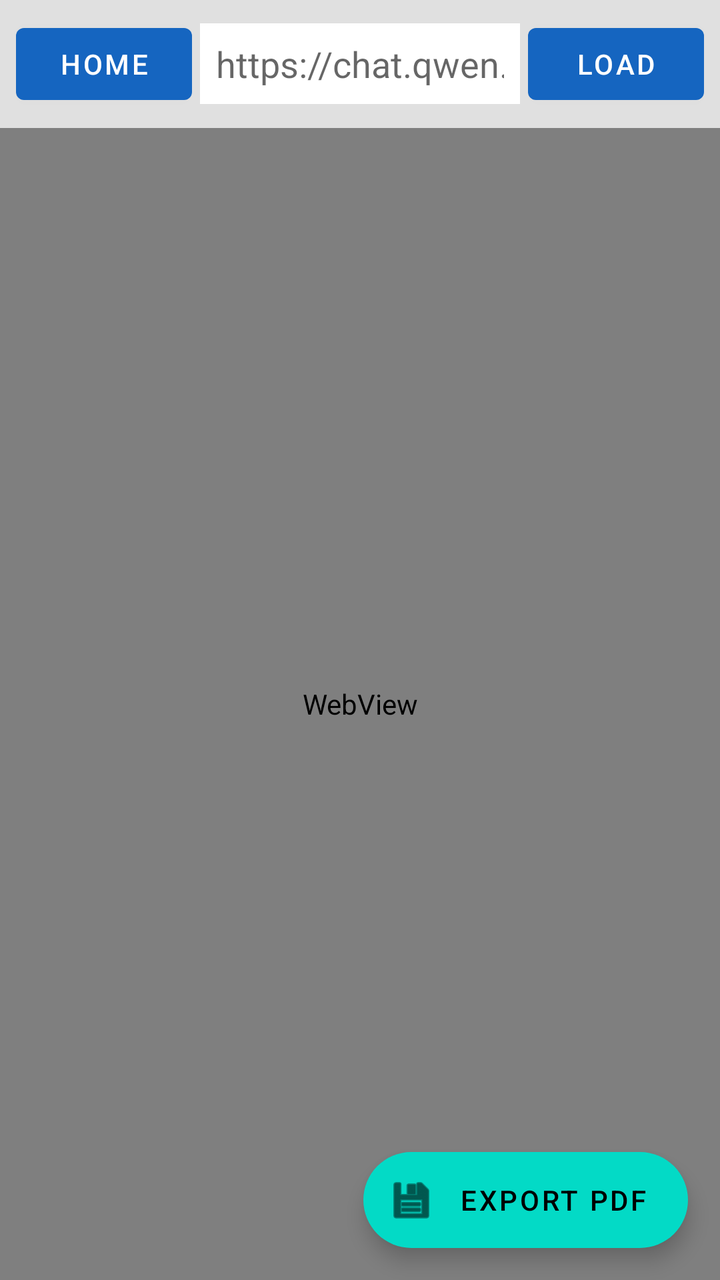
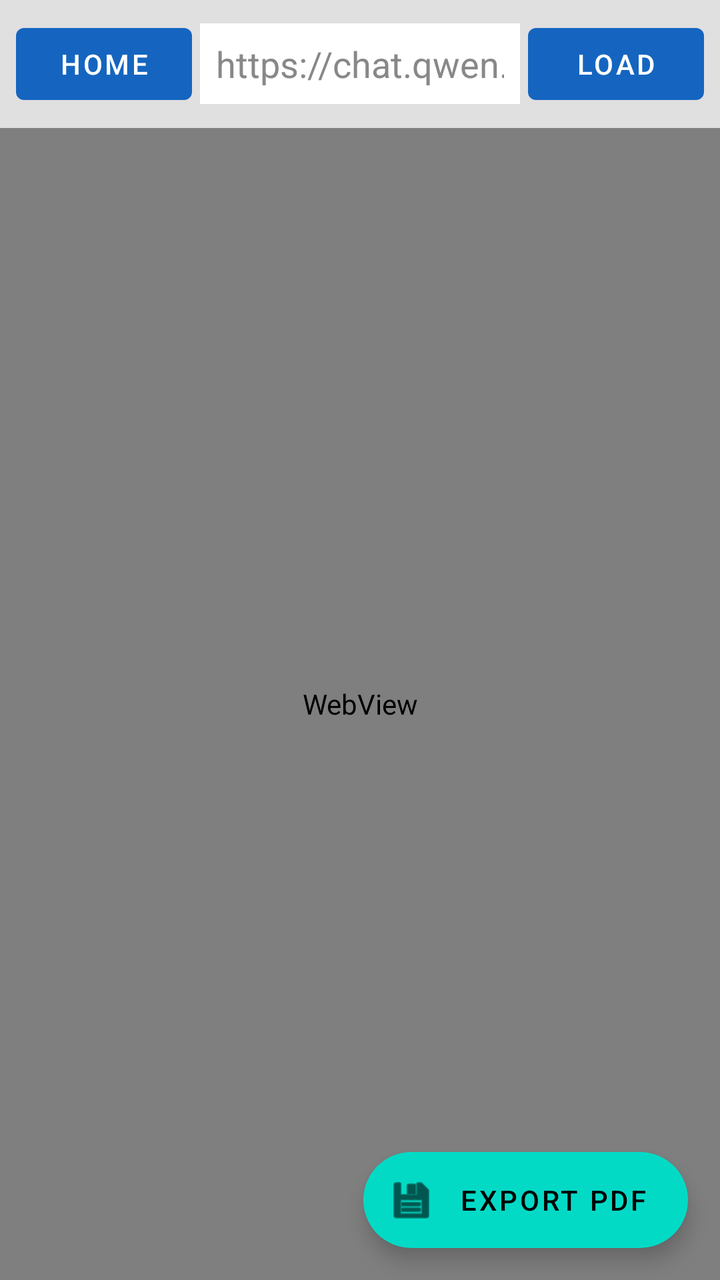

Two renders of the same Android screen: before a commit and after it. Below are the layout's source before the change and the commit's diff.
<!-- AndroidManifest.xml: application theme Theme.ChatToPdf -->
<!-- res/layout/activity_main.xml -->
<?xml version="1.0" encoding="utf-8"?>
<androidx.coordinatorlayout.widget.CoordinatorLayout xmlns:android="http://schemas.android.com/apk/res/android"
    xmlns:app="http://schemas.android.com/apk/res-auto"
    android:layout_width="match_parent"
    android:layout_height="match_parent">
    <LinearLayout
        android:layout_width="match_parent"
        android:layout_height="match_parent"
        android:orientation="vertical">
        <LinearLayout
            android:layout_width="match_parent"
            android:layout_height="wrap_content"
            android:orientation="horizontal"
            android:padding="8dp"
            android:background="#E0E0E0"
            android:gravity="center_vertical">
            <Button
                android:id="@+id/btnHome"
                android:layout_width="wrap_content"
                android:layout_height="wrap_content"
                android:layout_marginEnd="4dp"
                android:text="Home" />
            <EditText
                android:id="@+id/etUrl"
                android:layout_width="0dp"
                android:layout_height="wrap_content"
                android:layout_weight="1"
                android:hint="https://chat.qwen.ai"
                android:inputType="textUri"
                android:background="@android:color/white"
                android:padding="8dp"
                android:maxLines="1" />
            <Button
                android:id="@+id/btnLoad"
                android:layout_width="wrap_content"
                android:layout_height="wrap_content"
                android:layout_marginStart="4dp"
                android:text="Load" />
        </LinearLayout>
        <WebView
            android:id="@+id/webView"
            android:layout_width="match_parent"
            android:layout_height="match_parent" />
    </LinearLayout>
    <com.google.android.material.floatingactionbutton.ExtendedFloatingActionButton
        android:id="@+id/fabExportPdf"
        android:layout_width="wrap_content"
        android:layout_height="wrap_content"
        android:layout_gravity="bottom|end"
        android:layout_margin="16dp"
        android:text="Export PDF"
        app:icon="@android:drawable/ic_menu_save" />
</androidx.coordinatorlayout.widget.CoordinatorLayout>
<!-- resources referenced by this layout -->
<resources>
  <style name="Theme.ChatToPdf" parent="Theme.MaterialComponents.DayNight.NoActionBar">
          <item name="colorPrimary">@color/colorPrimary</item>
          <item name="colorPrimaryDark">@color/colorPrimaryDark</item>
          <item name="colorAccent">@color/colorAccent</item>
      </style>
  <color name="colorPrimary">#1565C0</color>
  <color name="colorPrimaryDark">#0D47A1</color>
  <color name="colorAccent">#1565C0</color>
</resources>

<!-- the commit's change to res/layout/activity_main.xml (unified diff, before → after) -->
@@ -19,7 +19,7 @@
                 android:layout_width="wrap_content"
                 android:layout_height="wrap_content"
                 android:layout_marginEnd="4dp"
-                android:text="Home" />
+                android:text="Home"/>
             <EditText
                 android:id="@+id/etUrl"
                 android:layout_width="0dp"
@@ -29,18 +29,20 @@
                 android:inputType="textUri"
                 android:background="@android:color/white"
                 android:padding="8dp"
-                android:maxLines="1" />
+                android:maxLines="1"
+                android:textColor="#000000"
+                android:textColorHint="#888888"/>
             <Button
                 android:id="@+id/btnLoad"
                 android:layout_width="wrap_content"
                 android:layout_height="wrap_content"
                 android:layout_marginStart="4dp"
-                android:text="Load" />
+                android:text="Load"/>
         </LinearLayout>
         <WebView
             android:id="@+id/webView"
             android:layout_width="match_parent"
-            android:layout_height="match_parent" />
+            android:layout_height="match_parent"/>
     </LinearLayout>
     <com.google.android.material.floatingactionbutton.ExtendedFloatingActionButton
         android:id="@+id/fabExportPdf"
@@ -49,5 +51,5 @@
         android:layout_gravity="bottom|end"
         android:layout_margin="16dp"
         android:text="Export PDF"
-        app:icon="@android:drawable/ic_menu_save" />
+        app:icon="@android:drawable/ic_menu_save"/>
 </androidx.coordinatorlayout.widget.CoordinatorLayout>
